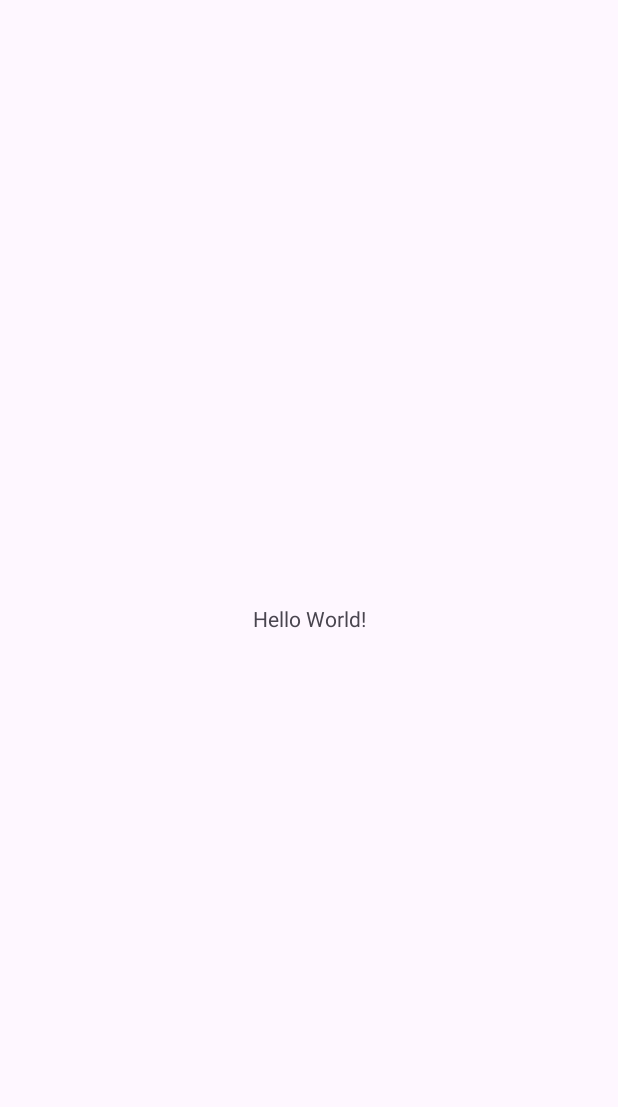
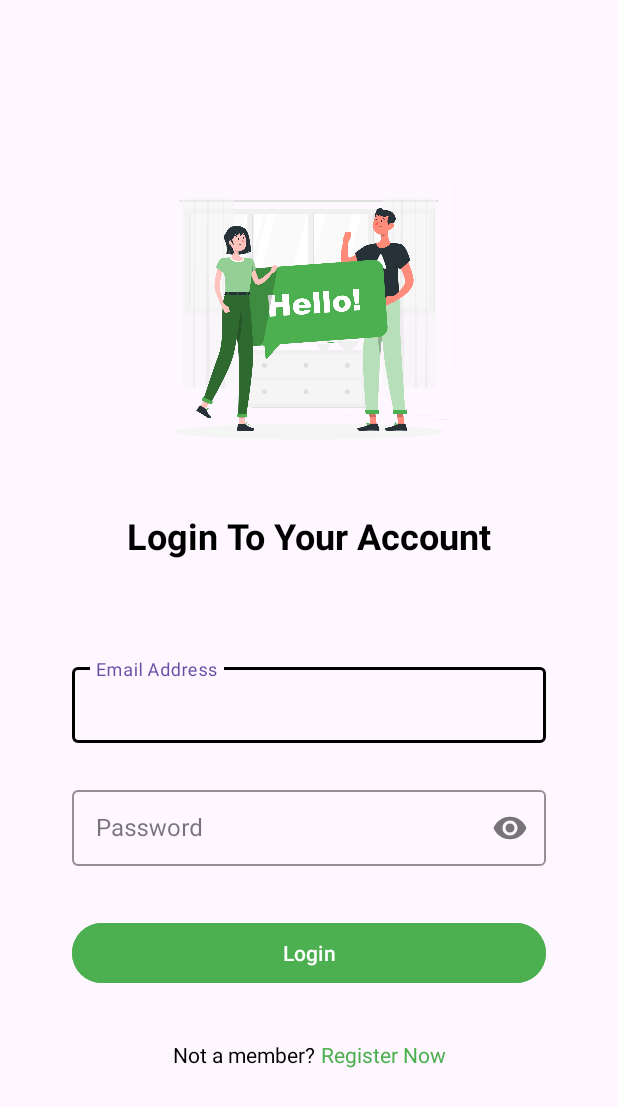
Before and after one commit to BangkitTeam/WasteWise_Android_App, an Android app: the screen it shows after launch (MainActivity before the commit, LoginActivity after it), on a phone screen of 412 x 824 dp. Before the commit the part shown is almost empty. Shown: the top 1107 px of the screen. Run offline under Robolectric (Android 15) with nearby library versions, the phone set to English and light mode, and no system bars.

Commit message:
Making layout for login activity

```diff
--- a/app/src/main/AndroidManifest.xml
+++ b/app/src/main/AndroidManifest.xml
@@ -13,7 +13,7 @@
         android:theme="@style/Theme.WasteWise"
         tools:targetApi="31">
         <activity
-            android:name=".MainActivity"
+            android:name=".view.login.LoginActivity"
             android:exported="true">
             <intent-filter>
                 <action android:name="android.intent.action.MAIN" />
@@ -21,6 +21,11 @@
                 <category android:name="android.intent.category.LAUNCHER" />
             </intent-filter>
         </activity>
+        <activity
+            android:name=".MainActivity"
+            android:exported="true">
+
+        </activity>
     </application>
 
 </manifest>
--- /dev/null
+++ b/app/src/main/java/com/team/wastewise/view/customtextfield/EmailField.kt
@@ -0,0 +1,34 @@
+package com.team.wastewise.view.customtextfield
+
+import android.content.Context
+import android.text.Editable
+import android.text.TextWatcher
+import android.util.AttributeSet
+import androidx.appcompat.widget.AppCompatEditText
+
+class EmailField @JvmOverloads constructor(
+    context: Context, attrs: AttributeSet? = null
+) : AppCompatEditText(context, attrs) {
+
+    init {
+        addTextChangedListener(object : TextWatcher{
+            override fun beforeTextChanged(p0: CharSequence?, p1: Int, p2: Int, p3: Int) {
+                //DO NOTHING
+            }
+
+            override fun onTextChanged(p0: CharSequence?, p1: Int, p2: Int, p3: Int){
+                val emailPattern = "[a-zA-Z0-9._-]+@[a-z]+\\.+[a-z]+"
+                if (!p0.toString().matches(emailPattern.toRegex())){
+                    setError("Email tidak valid", null)
+                } else {
+                    error = null
+                }
+            }
+
+            override fun afterTextChanged(p0: Editable?) {
+                //DO NOTHING
+            }
+
+        })
+    }
+}
--- /dev/null
+++ b/app/src/main/java/com/team/wastewise/view/customtextfield/PasswordField.kt
@@ -0,0 +1,33 @@
+package com.team.wastewise.view.customtextfield
+
+import android.content.Context
+import android.text.Editable
+import android.text.TextWatcher
+import android.util.AttributeSet
+import androidx.appcompat.widget.AppCompatEditText
+
+class PasswordField @JvmOverloads constructor(
+    context: Context, attrs: AttributeSet? = null
+) : AppCompatEditText(context, attrs) {
+
+    init {
+        addTextChangedListener(object : TextWatcher {
+            override fun beforeTextChanged(p0: CharSequence?, p1: Int, p2: Int, p3: Int) {
+                //DO NOTHING
+            }
+
+            override fun onTextChanged(p0: CharSequence?, p1: Int, p2: Int, p3: Int) {
+                if (p0.toString().length < 8) {
+                    setError("Password tidak boleh kurang dari 8 karakter", null)
+                } else {
+                    error = null
+                }
+            }
+
+            override fun afterTextChanged(p0: Editable?) {
+                //DO NOTHING
+            }
+
+        })
+    }
+}
--- /dev/null
+++ b/app/src/main/java/com/team/wastewise/view/login/LoginActivity.kt
@@ -0,0 +1,21 @@
+package com.team.wastewise.view.login
+
+import android.os.Bundle
+import androidx.activity.enableEdgeToEdge
+import androidx.appcompat.app.AppCompatActivity
+import androidx.core.view.ViewCompat
+import androidx.core.view.WindowInsetsCompat
+import com.team.wastewise.R
+
+class LoginActivity : AppCompatActivity() {
+    override fun onCreate(savedInstanceState: Bundle?) {
+        super.onCreate(savedInstanceState)
+        enableEdgeToEdge()
+        setContentView(R.layout.activity_login)
+        ViewCompat.setOnApplyWindowInsetsListener(findViewById(R.id.main)) { v, insets ->
+            val systemBars = insets.getInsets(WindowInsetsCompat.Type.systemBars())
+            v.setPadding(systemBars.left, systemBars.top, systemBars.right, systemBars.bottom)
+            insets
+        }
+    }
+}
--- /dev/null
+++ b/app/src/main/java/com/team/wastewise/view/login/LoginViewModel.kt
@@ -0,0 +1,4 @@
+package com.team.wastewise.view.login
+
+class LoginViewModel {
+}
--- /dev/null
+++ b/app/src/main/res/layout/activity_login.xml
@@ -0,0 +1,124 @@
+<?xml version="1.0" encoding="utf-8"?>
+<androidx.constraintlayout.widget.ConstraintLayout xmlns:android="http://schemas.android.com/apk/res/android"
+    xmlns:app="http://schemas.android.com/apk/res-auto"
+    xmlns:tools="http://schemas.android.com/tools"
+    android:id="@+id/main"
+    android:layout_width="match_parent"
+    android:layout_height="match_parent"
+    tools:context=".view.login.LoginActivity">
+
+    <ImageView
+        android:id="@+id/image_login"
+        android:layout_width="248dp"
+        android:layout_height="232dp"
+        android:contentDescription="@string/image_login"
+        android:src="@drawable/image_login"
+        android:layout_marginStart="82dp"
+        android:layout_marginEnd="82dp"
+        app:layout_constraintStart_toStartOf="parent"
+        app:layout_constraintEnd_toEndOf="parent"
+        app:layout_constraintTop_toBottomOf="@id/guideline" />
+
+    <TextView
+        android:id="@+id/login_title"
+        android:layout_width="wrap_content"
+        android:layout_height="wrap_content"
+        android:text="@string/header_login"
+        android:textStyle="bold"
+        android:textSize="24sp"
+        android:textColor="@color/black"
+        android:layout_marginTop="14dp"
+        android:textAlignment="center"
+        app:layout_constraintStart_toStartOf="parent"
+        app:layout_constraintEnd_toEndOf="parent"
+        app:layout_constraintTop_toBottomOf="@id/image_login" />
+
+    <com.google.android.material.textfield.TextInputLayout
+        style="@style/Widget.MaterialComponents.TextInputLayout.OutlinedBox"
+        android:id="@+id/emailEditTextLayout"
+        android:layout_width="0dp"
+        android:layout_height="56dp"
+        android:layout_marginTop="66dp"
+        android:layout_marginStart="48dp"
+        android:layout_marginEnd="48dp"
+        app:endIconMode="clear_text"
+        app:boxStrokeColor="@color/black"
+        app:layout_constraintStart_toStartOf="parent"
+        app:layout_constraintEnd_toEndOf="parent"
+        app:layout_constraintTop_toBottomOf="@+id/login_title"
+        android:hint="@string/email_address">
+
+        <com.team.wastewise.view.customtextfield.EmailField
+            android:id="@+id/emailEditText"
+            android:layout_width="match_parent"
+            android:layout_height="match_parent"
+            android:ems="10"
+            android:inputType="textEmailAddress" />
+    </com.google.android.material.textfield.TextInputLayout>
+
+    <com.google.android.material.textfield.TextInputLayout
+        style="@style/Widget.MaterialComponents.TextInputLayout.OutlinedBox"
+        android:id="@+id/passwordEditTextLayout"
+        android:layout_width="0dp"
+        android:layout_height="56dp"
+        android:layout_marginTop="26dp"
+        android:layout_marginStart="48dp"
+        android:layout_marginEnd="48dp"
+        app:endIconMode="password_toggle"
+        app:boxStrokeColor="@color/black"
+        app:layout_constraintStart_toStartOf="parent"
+        app:layout_constraintEnd_toEndOf="parent"
+        app:layout_constraintTop_toBottomOf="@+id/emailEditTextLayout"
+        android:hint="@string/password">
+
+        <com.team.wastewise.view.customtextfield.PasswordField
+            android:id="@+id/passwordEditText"
+            android:layout_width="match_parent"
+            android:layout_height="match_parent"
+            android:ems="10"
+            android:inputType="textPassword" />
+    </com.google.android.material.textfield.TextInputLayout>
+
+    <Button
+        android:id="@+id/loginButton"
+        android:layout_width="0dp"
+        android:layout_height="wrap_content"
+        android:layout_marginTop="34dp"
+        android:layout_marginStart="48dp"
+        android:layout_marginEnd="48dp"
+        android:text="@string/login_btn_text"
+        android:backgroundTint="@color/colorPrimary"
+        app:layout_constraintStart_toStartOf="parent"
+        app:layout_constraintEnd_toEndOf="parent"
+        app:layout_constraintTop_toBottomOf="@+id/passwordEditTextLayout" />
+
+    <TextView
+        android:id="@+id/not_a_member"
+        android:layout_width="wrap_content"
+        android:layout_height="wrap_content"
+        android:text="@string/not_a_member"
+        android:textColor="@color/black"
+        android:layout_marginTop="34dp"
+        app:layout_constraintStart_toStartOf="parent"
+        app:layout_constraintTop_toBottomOf="@+id/loginButton"
+        app:layout_constraintEnd_toStartOf="@+id/register_now"
+        app:layout_constraintHorizontal_chainStyle="packed"/>
+
+    <TextView
+        android:id="@+id/register_now"
+        android:layout_width="wrap_content"
+        android:layout_height="wrap_content"
+        android:text="@string/register_now"
+        android:layout_marginStart="4dp"
+        android:textColor="@color/colorPrimary"
+        app:layout_constraintTop_toTopOf="@+id/not_a_member"
+        app:layout_constraintStart_toEndOf="@+id/not_a_member"
+        app:layout_constraintEnd_toEndOf="parent"/>
+
+    <androidx.constraintlayout.widget.Guideline
+        android:id="@+id/guideline"
+        android:layout_width="wrap_content"
+        android:layout_height="wrap_content"
+        android:orientation="horizontal"
+        app:layout_constraintGuide_begin="95dp" />
+</androidx.constraintlayout.widget.ConstraintLayout>
--- a/app/src/main/res/values/colors.xml
+++ b/app/src/main/res/values/colors.xml
@@ -2,4 +2,5 @@
 <resources>
     <color name="black">#FF000000</color>
     <color name="white">#FFFFFFFF</color>
+    <color name="colorPrimary">#4CAF50</color>
 </resources>
--- a/app/src/main/res/values/strings.xml
+++ b/app/src/main/res/values/strings.xml
@@ -1,3 +1,10 @@
 <resources>
     <string name="app_name">WasteWise</string>
+    <string name="header_login">Login To Your Account</string>
+    <string name="email_address">Email Address</string>
+    <string name="image_login">image_login</string>
+    <string name="login_btn_text">Login</string>
+    <string name="password">Password</string>
+    <string name="not_a_member">Not a member?</string>
+    <string name="register_now">Register Now</string>
 </resources>
```
Also changed, not shown: app/src/main/res/drawable/image_login.png (added).
